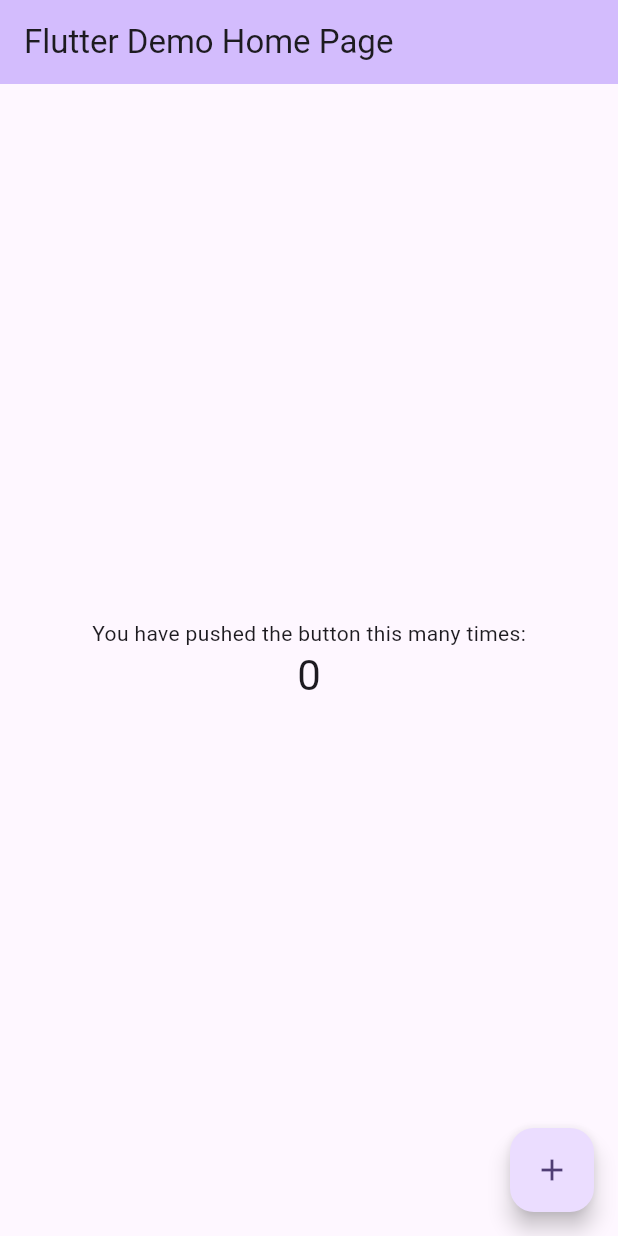
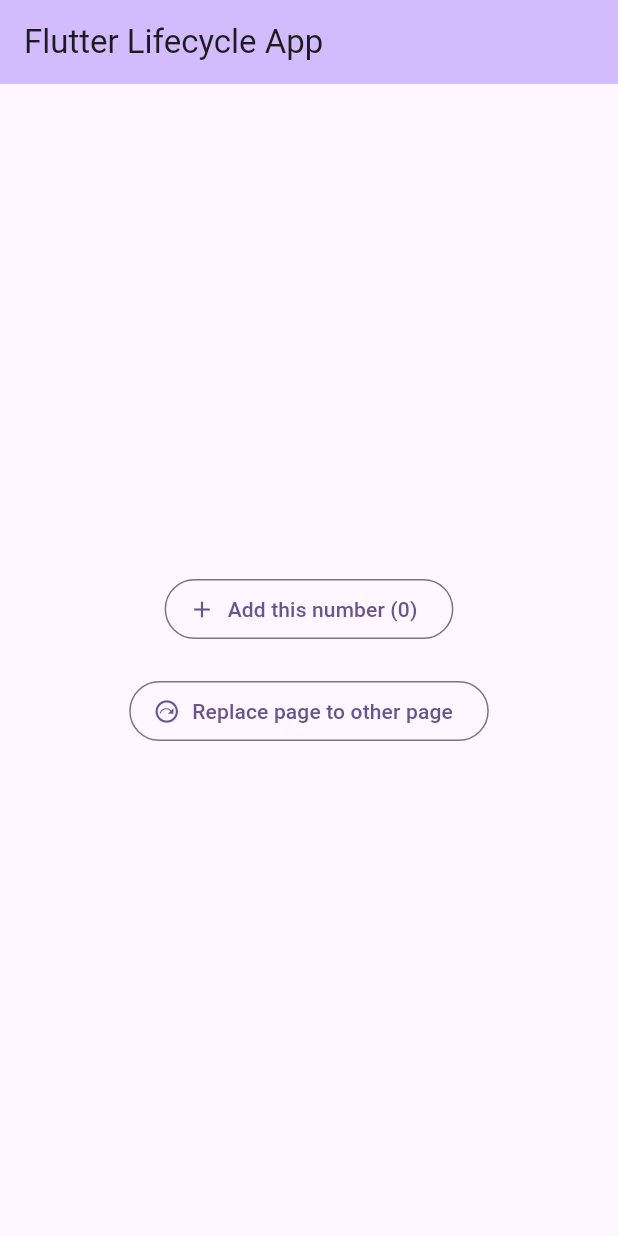
Before and after one commit to kevinWicaksono/flutter_course, a Flutter app: the screen it shows after launch, on a phone screen of 412 x 824 dp. Run offline on Flutter 3.47's test engine with Material 3 defaults, Android fonts, the phone set to English and light mode, and no system bars.

Commit message:
latihan_app_lifecycle

```diff
--- a/lib/main.dart
+++ b/lib/main.dart
@@ -1,125 +1,50 @@
 import 'package:flutter/material.dart';
+
+import 'my_stateful_widget_page.dart';
 
 void main() {
   runApp(const MyApp());
 }
 
-class MyApp extends StatelessWidget {
+class MyApp extends StatefulWidget {
   const MyApp({super.key});
 
-  // This widget is the root of your application.
   @override
-  Widget build(BuildContext context) {
-    return MaterialApp(
-      title: 'Flutter Demo',
-      theme: ThemeData(
-        // This is the theme of your application.
-        //
-        // TRY THIS: Try running your application with "flutter run". You'll see
-        // the application has a purple toolbar. Then, without quitting the app,
-        // try changing the seedColor in the colorScheme below to Colors.green
-        // and then invoke "hot reload" (save your changes or press the "hot
-        // reload" button in a Flutter-supported IDE, or press "r" if you used
-        // the command line to start the app).
-        //
-        // Notice that the counter didn't reset back to zero; the application
-        // state is not lost during the reload. To reset the state, use hot
-        // restart instead.
-        //
-        // This works for code too, not just values: Most code changes can be
-        // tested with just a hot reload.
-        colorScheme: ColorScheme.fromSeed(seedColor: Colors.deepPurple),
-        useMaterial3: true,
-      ),
-      home: const MyHomePage(title: 'Flutter Demo Home Page'),
+  State<MyApp> createState() => _MyAppState();
+}
+
+class _MyAppState extends State<MyApp> {
+  late final AppLifecycleListener _listener;
+
+  @override
+  void initState() {
+    super.initState();
+    _listener = AppLifecycleListener(
+      onDetach: () => debugPrint('app-detached'),
+      onInactive: () => debugPrint('app-inactive'),
+      onPause: () => debugPrint('app-paused'),
+      onResume: () => debugPrint('app-resumed'),
+      onRestart: () => debugPrint('app-restarted'),
+      onShow: () => debugPrint("app-showed"),
+      onHide: () => debugPrint("app-hide"),
     );
   }
-}
-
-class MyHomePage extends StatefulWidget {
-  const MyHomePage({super.key, required this.title});
-
-  // This widget is the home page of your application. It is stateful, meaning
-  // that it has a State object (defined below) that contains fields that affect
-  // how it looks.
-
-  // This class is the configuration for the state. It holds the values (in this
-  // case the title) provided by the parent (in this case the App widget) and
-  // used by the build method of the State. Fields in a Widget subclass are
-  // always marked "final".
-
-  final String title;
 
   @override
-  State<MyHomePage> createState() => _MyHomePageState();
-}
-
-class _MyHomePageState extends State<MyHomePage> {
-  int _counter = 0;
-
-  void _incrementCounter() {
-    setState(() {
-      // This call to setState tells the Flutter framework that something has
-      // changed in this State, which causes it to rerun the build method below
-      // so that the display can reflect the updated values. If we changed
-      // _counter without calling setState(), then the build method would not be
-      // called again, and so nothing would appear to happen.
-      _counter++;
-    });
+  void dispose() {
+    _listener.dispose();
+    super.dispose();
   }
 
   @override
   Widget build(BuildContext context) {
-    // This method is rerun every time setState is called, for instance as done
-    // by the _incrementCounter method above.
-    //
-    // The Flutter framework has been optimized to make rerunning build methods
-    // fast, so that you can just rebuild anything that needs updating rather
-    // than having to individually change instances of widgets.
-    return Scaffold(
-      appBar: AppBar(
-        // TRY THIS: Try changing the color here to a specific color (to
-        // Colors.amber, perhaps?) and trigger a hot reload to see the AppBar
-        // change color while the other colors stay the same.
-        backgroundColor: Theme.of(context).colorScheme.inversePrimary,
-        // Here we take the value from the MyHomePage object that was created by
-        // the App.build method, and use it to set our appbar title.
-        title: Text(widget.title),
+    return MaterialApp(
+      title: 'Flutter Lifecycle App',
+      theme: ThemeData(
+        colorScheme: ColorScheme.fromSeed(seedColor: Colors.deepPurple),
+        useMaterial3: true,
       ),
-      body: Center(
-        // Center is a layout widget. It takes a single child and positions it
-        // in the middle of the parent.
-        child: Column(
-          // Column is also a layout widget. It takes a list of children and
-          // arranges them vertically. By default, it sizes itself to fit its
-          // children horizontally, and tries to be as tall as its parent.
-          //
-          // Column has various properties to control how it sizes itself and
-          // how it positions its children. Here we use mainAxisAlignment to
-          // center the children vertically; the main axis here is the vertical
-          // axis because Columns are vertical (the cross axis would be
-          // horizontal).
-          //
-          // TRY THIS: Invoke "debug painting" (choose the "Toggle Debug Paint"
-          // action in the IDE, or press "p" in the console), to see the
-          // wireframe for each widget.
-          mainAxisAlignment: MainAxisAlignment.center,
-          children: <Widget>[
-            const Text(
-              'You have pushed the button this many times:',
-            ),
-            Text(
-              '$_counter',
-              style: Theme.of(context).textTheme.headlineMedium,
-            ),
-          ],
-        ),
-      ),
-      floatingActionButton: FloatingActionButton(
-        onPressed: _incrementCounter,
-        tooltip: 'Increment',
-        child: const Icon(Icons.add),
-      ), // This trailing comma makes auto-formatting nicer for build methods.
+      home: const MyStatefulWidget(),
     );
   }
 }
--- /dev/null
+++ b/lib/my_stateful_widget_page.dart
@@ -0,0 +1,83 @@
+import 'package:flutter/material.dart';
+import 'package:flutter_course/my_stateless_widget_page.dart';
+
+class MyStatefulWidget extends StatefulWidget {
+  const MyStatefulWidget({
+    super.key,
+  });
+
+  @override
+  State<MyStatefulWidget> createState() => _MyStatefulWidgetState();
+}
+
+class _MyStatefulWidgetState extends State<MyStatefulWidget> {
+  int _counter = 0;
+
+  @override
+  void initState() {
+    super.initState();
+    debugPrint("widget-initState");
+  }
+
+  @override
+  void didChangeDependencies() {
+    super.didChangeDependencies();
+    debugPrint("widget-didChangeDependencies");
+  }
+
+  void _incrementCounter() {
+    setState(() {
+      _counter++;
+    });
+  }
+
+  void _nextPage() {
+    Navigator.pushReplacement(
+        context,
+        PageRouteBuilder(
+          pageBuilder: (context, animation, secondaryAnimation) =>
+              const MyStatelessWidget(),
+        ));
+  }
+
+  @override
+  void setState(VoidCallback fn) {
+    super.setState(fn);
+    debugPrint("widget-setState");
+  }
+
+  @override
+  void dispose() {
+    debugPrint("widget-dispose");
+    super.dispose();
+  }
+
+  @override
+  Widget build(BuildContext context) {
+    debugPrint("widget-build");
+    return Scaffold(
+      appBar: AppBar(
+        backgroundColor: Theme.of(context).colorScheme.inversePrimary,
+        title: const Text('Flutter Lifecycle App'),
+      ),
+      body: Center(
+        child: Column(
+          mainAxisAlignment: MainAxisAlignment.center,
+          children: <Widget>[
+            OutlinedButton.icon(
+              onPressed: _incrementCounter,
+              icon: const Icon(Icons.add),
+              label: Text("Add this number ($_counter)"),
+            ),
+            const SizedBox.square(dimension: 20),
+            OutlinedButton.icon(
+              onPressed: _nextPage,
+              icon: const Icon(Icons.next_plan_outlined),
+              label: const Text("Replace page to other page"),
+            ),
+          ],
+        ),
+      ),
+    );
+  }
+}
--- a/pubspec.yaml
+++ b/pubspec.yaml
@@ -16,7 +16,7 @@ publish_to: 'none' # Remove this line if you wish to publish to pub.dev
 # https://developer.apple.com/library/archive/documentation/General/Reference/InfoPlistKeyReference/Articles/CoreFoundationKeys.html
 # In Windows, build-name is used as the major, minor, and patch parts
 # of the product and file versions while build-number is used as the build suffix.
-version: 1.0.0+1
+version: 1.0.0
 
 environment:
   sdk: ^3.6.0
```
Also changed, not shown: lib/my_stateless_widget_page.dart (added, +41 -0 lines).
